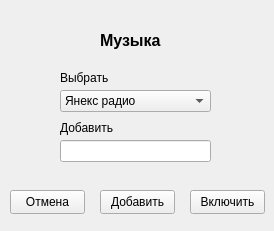
SmolPO/vertical, file my_helper/notebook/designer_ui/music.ui: the form before one commit.
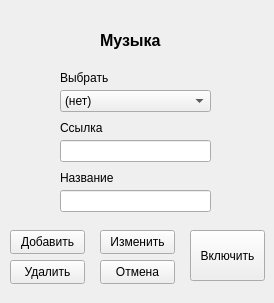
The form after the commit.

```diff
--- a/my_helper/notebook/designer_ui/music.ui
+++ b/my_helper/notebook/designer_ui/music.ui
@@ -7,7 +7,7 @@
     <x>0</x>
     <y>0</y>
     <width>274</width>
-    <height>231</height>
+    <height>303</height>
    </rect>
   </property>
   <property name="windowTitle">
@@ -43,22 +43,7 @@
    </property>
    <item>
     <property name="text">
-     <string>Янекс радио</string>
-    </property>
-   </item>
-   <item>
-    <property name="text">
-     <string>Атмотсфера</string>
-    </property>
-   </item>
-   <item>
-    <property name="text">
-     <string>7 холмов</string>
-    </property>
-   </item>
-   <item>
-    <property name="text">
-     <string>Романтик</string>
+     <string>(нет)</string>
     </property>
    </item>
   </widget>
@@ -95,16 +80,16 @@
     </rect>
    </property>
    <property name="text">
-    <string>Добавить</string>
+    <string>Ссылка</string>
    </property>
   </widget>
   <widget class="QPushButton" name="b_ok">
    <property name="geometry">
     <rect>
      <x>190</x>
-     <y>190</y>
+     <y>230</y>
      <width>75</width>
-     <height>24</height>
+     <height>51</height>
     </rect>
    </property>
    <property name="text">
@@ -114,8 +99,8 @@
   <widget class="QPushButton" name="b_add">
    <property name="geometry">
     <rect>
-     <x>100</x>
-     <y>190</y>
+     <x>10</x>
+     <y>230</y>
      <width>75</width>
      <height>24</height>
     </rect>
@@ -127,8 +112,8 @@
   <widget class="QPushButton" name="b_cancel">
    <property name="geometry">
     <rect>
-     <x>10</x>
-     <y>190</y>
+     <x>100</x>
+     <y>260</y>
      <width>75</width>
      <height>24</height>
     </rect>
@@ -137,6 +122,55 @@
     <string>Отмена</string>
    </property>
   </widget>
+  <widget class="QLineEdit" name="name">
+   <property name="geometry">
+    <rect>
+     <x>60</x>
+     <y>190</y>
+     <width>151</width>
+     <height>22</height>
+    </rect>
+   </property>
+  </widget>
+  <widget class="QLabel" name="label_4">
+   <property name="geometry">
+    <rect>
+     <x>60</x>
+     <y>170</y>
+     <width>61</width>
+     <height>16</height>
+    </rect>
+   </property>
+   <property name="text">
+    <string>Название</string>
+   </property>
+  </widget>
+  <widget class="QPushButton" name="b_kill">
+   <property name="geometry">
+    <rect>
+     <x>10</x>
+     <y>260</y>
+     <width>75</width>
+     <height>24</height>
+    </rect>
+   </property>
+   <property name="text">
+    <string>Удалить</string>
+   </property>
+  </widget>
+  <widget class="QPushButton" name="b_change">
+   <property name="geometry">
+    <rect>
+     <x>100</x>
+     <y>230</y>
+     <width>75</width>
+     <height>24</height>
+    </rect>
+   </property>
+   <property name="text">
+    <string>Изменить</string>
+   </property>
+  </widget>
  </widget>
  <resources/>
  <connections/>
```
